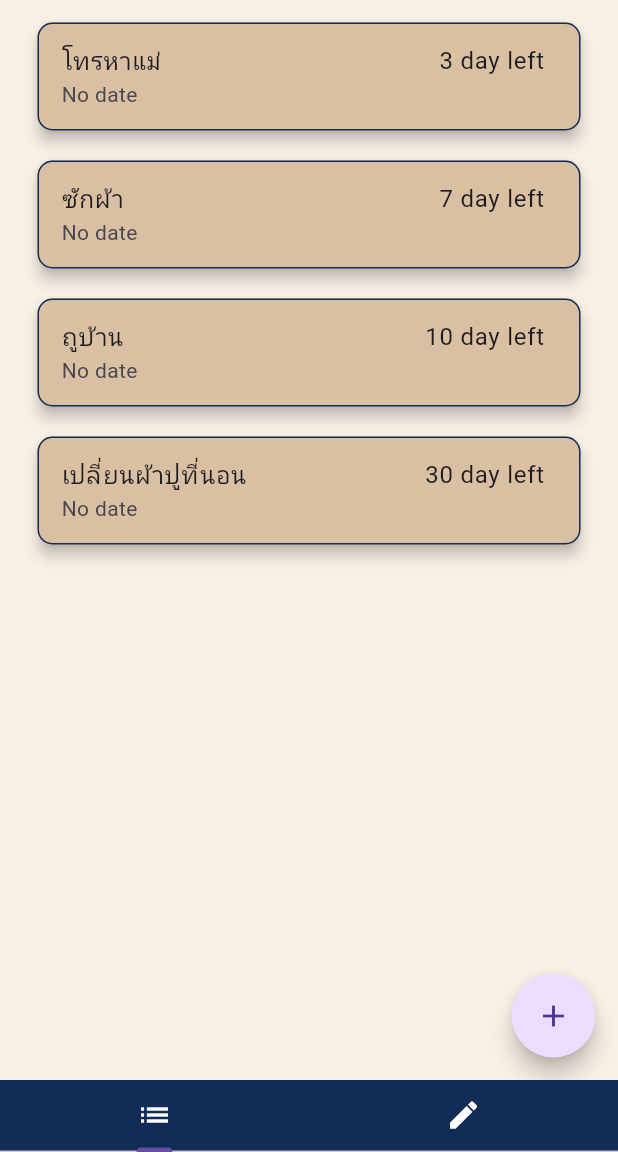
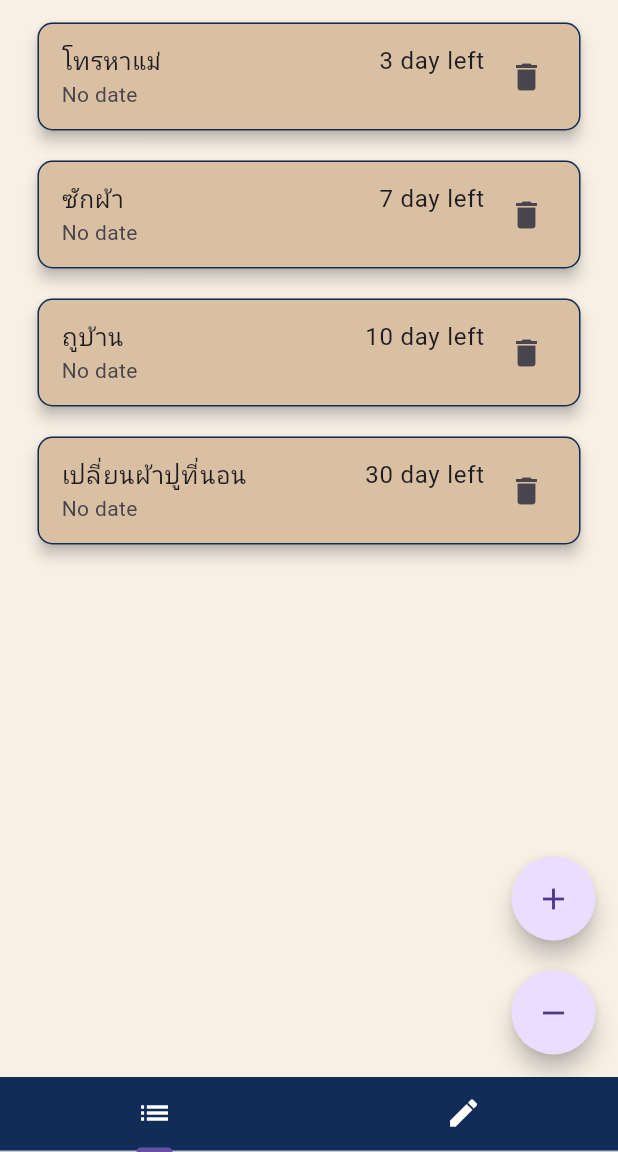
Before and after one commit to oBR1o/lasttime_app, a Flutter app: the screen it shows after launch, on a phone screen of 412 x 824 dp, the part 84-1236 px from its top. Run offline on Flutter 3.47's test engine with Material 3 defaults, Android fonts, the light colour scheme and no system bars; our stand-ins replace bloc, equatable, flutter_bloc.

Commit message:
Add Remove button, Remove event

```diff
--- a/lib/bloc/lasttime_bloc.dart
+++ b/lib/bloc/lasttime_bloc.dart
@@ -9,6 +9,7 @@ class LastTimeBloc extends Bloc<LastTimeEvent, LastTimeState> {
   LastTimeBloc(this.repository) : super(LoadingState()){
     on<LoadEvent>(_onLoaded);
     on<AddEvent>(_onAdded);
+    on<RemoveEvent>(_onRemoved);
   }
 
   _onLoaded(LoadEvent event, Emitter<LastTimeState> emit) async{
@@ -21,4 +22,9 @@ class LastTimeBloc extends Bloc<LastTimeEvent, LastTimeState> {
     emit(LoadingState());
     add(LoadEvent());
   }
+
+  _onRemoved(RemoveEvent event, Emitter<LastTimeState> emit) async{
+    await repository.remove(id: event.id);
+    emit(LoadingState());
+  }
 }
--- a/lib/bloc/lasttime_event.dart
+++ b/lib/bloc/lasttime_event.dart
@@ -20,3 +20,8 @@ class AddEvent extends LastTimeEvent{
   final int cycleDays;
   AddEvent({required this.name, required this.cycleDays});
 }
+
+class RemoveEvent extends LastTimeEvent{
+  final int id;
+  RemoveEvent({required this.id});
+}
--- a/lib/mock_repo.dart
+++ b/lib/mock_repo.dart
@@ -26,4 +26,10 @@ class LastTimeMockRepository extends LastTimeRepository{
     LastTimeItem newElement = LastTimeItem(id, name, cycleDays, null);
     items.add(newElement);
   }
+
+  @override
+  Future<void> remove({required int id}) async{
+    await Future.delayed(const Duration(seconds: 0));
+    items.removeWhere((element) => element.id == id);
+  }
 }
--- a/lib/repo.dart
+++ b/lib/repo.dart
@@ -3,4 +3,5 @@ import 'package:lasttime/model.dart';
 abstract class LastTimeRepository{
   Future<List<LastTimeItem>> load();
   Future<void> add({required String name, required int cycleDays});
+  Future<void> remove({required int id,});
 }
--- a/lib/widgets/home_page.dart
+++ b/lib/widgets/home_page.dart
@@ -27,19 +27,20 @@ class HomePage extends StatelessWidget {
           child: const TabBarView(
             children: [
               LastTimePage(),
-              Text('This is create Task page'),
+              Text('For Edit'),
             ],
           ),
         ),
         bottomNavigationBar: Container(
+          height: 50,
           decoration: const BoxDecoration(color: Color.fromARGB(255, 16, 44, 87),),
           child: const TabBar(
             tabs: [
               Tab(
-                icon: Icon(Icons.list, color: Colors.white),
+                icon: Icon(Icons.list, color: Colors.white,)
               ),
               Tab(
-                icon: Icon(Icons.create, color: Colors.white),
+                icon: Icon(Icons.create, color: Colors.white,),
               ),
             ],
           ),
--- a/lib/widgets/lasttime_list.dart
+++ b/lib/widgets/lasttime_list.dart
@@ -2,6 +2,7 @@ import 'package:flutter/material.dart';
 import 'package:flutter_bloc/flutter_bloc.dart';
 import 'package:lasttime/bloc/app_bloc.dart';
 import 'package:lasttime/widgets/lasttime_add.dart';
+import 'package:lasttime/widgets/lasttime_remove.dart';
 
 class LastTimeList extends StatelessWidget {
   const LastTimeList({super.key});
@@ -57,6 +58,7 @@ class LastTimeList extends StatelessWidget {
                             subtitle: Text(
                               items[index].lastAction?.toString() ?? 'No date',
                             ),
+                            trailing: const Icon(Icons.delete),
                           ),
                         )
                       ],
@@ -67,14 +69,34 @@ class LastTimeList extends StatelessWidget {
         Positioned(
           bottom: 15,
           right: 15,
-          child: FloatingActionButton(
-            onPressed: () {
-              showDialog(context: context, builder: (context){
-                return const LastTimeAdd();
-              },);
-            },
-            shape: const CircleBorder(),
-            child: const Icon(Icons.add),
+          child: Column(
+            children: [
+              FloatingActionButton(
+                onPressed: () {
+                  showDialog(
+                    context: context,
+                    builder: (context) {
+                      return const LastTimeAdd();
+                    },
+                  );
+                },
+                shape: const CircleBorder(),
+                child: const Icon(Icons.add),
+              ),
+              const SizedBox(height: 20,),
+              FloatingActionButton(
+                onPressed: () {
+                  showDialog(
+                    context: context,
+                    builder: (context) {
+                      return const LastTimeRemove();
+                    },
+                  );
+                },
+                shape: const CircleBorder(),
+                child: const Icon(Icons.remove),
+              ),
+            ],
           ),
         ),
       ],
```
Also changed, not shown: lib/widgets/lasttime_remove.dart (added, +10 -0 lines).
